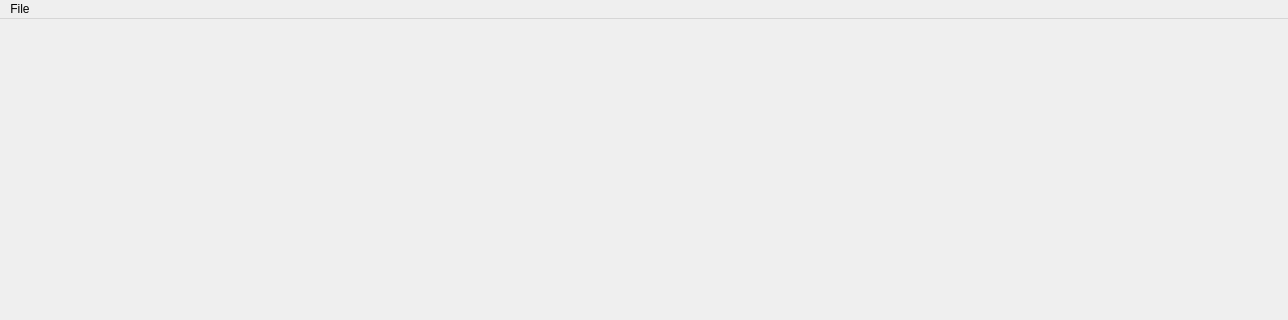
mhammeDev/PaintApp, file PaintApp/paintwidgets.ui: the form before one commit; both pictures show x 0 to 1288 and y 0 to 320 of the 1288 by 855 pixel window.
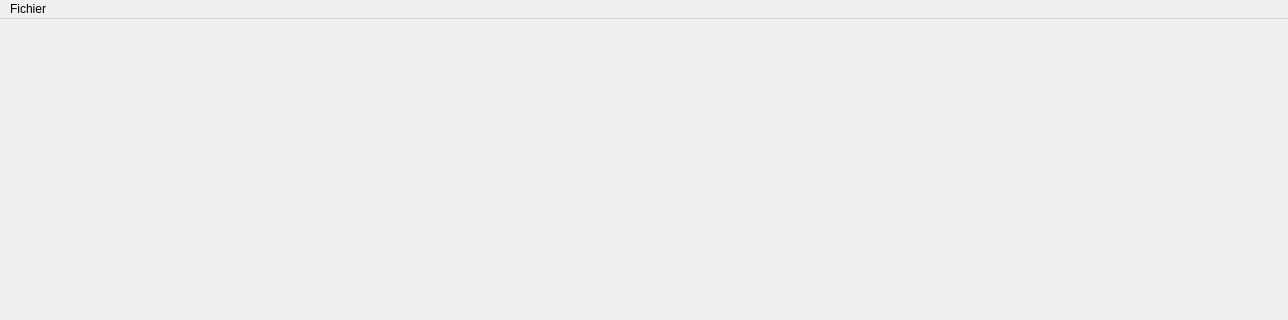
The form after the commit.

Commit message: Réctification on utilise plus la drawableArea mais un canvas à la place, possibilité maintenant de dessiner + d'ouvrir un fichier + de sauvegarder

```diff
--- a/PaintApp/paintwidgets.ui
+++ b/PaintApp/paintwidgets.ui
@@ -41,7 +41,7 @@
    </property>
    <widget class="QMenu" name="menuFile">
     <property name="title">
-     <string>File</string>
+     <string>Fichier</string>
     </property>
     <addaction name="actionEdit"/>
    </widget>
```
Left out of the diff: 24 changed lines with no effect on the pictures. The commit also changes 4 other files.
